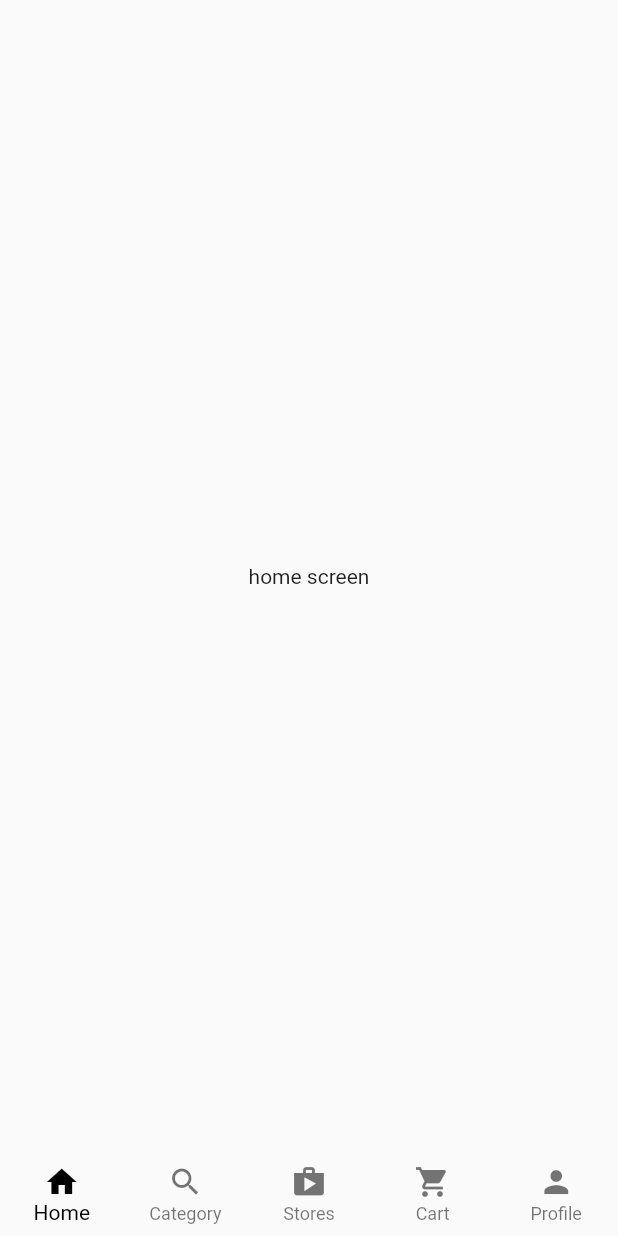
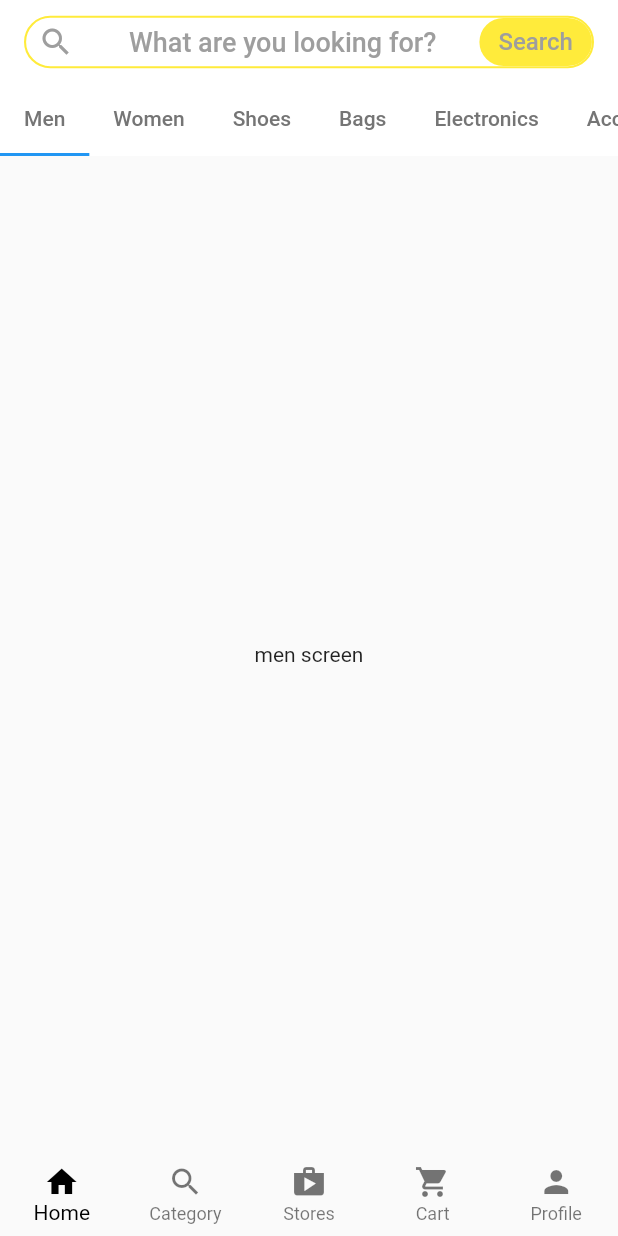
Before and after one commit to RyomaArisawa/muti_store_app, a Flutter app: the screen it shows after launch, on a phone screen of 412 x 824 dp. Run offline on Flutter 3.47's test engine with Material 2 defaults, Android fonts, the phone set to English and light mode, and no system bars.

Commit message:
lesson9-13

```diff
--- a/lib/main_screens/customer_home_screen.dart
+++ b/lib/main_screens/customer_home_screen.dart
@@ -1,4 +1,6 @@
 import 'package:flutter/material.dart';
+import 'package:multi_store_app/main_screens/category.dart';
+import 'package:multi_store_app/main_screens/home_screen.dart';
 
 class CustomerHomeScreen extends StatefulWidget {
   const CustomerHomeScreen({Key? key}) : super(key: key);
@@ -10,12 +12,8 @@ class CustomerHomeScreen extends StatefulWidget {
 class _CustomerHomeScreenState extends State<CustomerHomeScreen> {
   int _selectedIndex = 0;
   final List<Widget> _tabs = const [
-    Center(
-      child: Text('home screen'),
-    ),
-    Center(
-      child: Text('Category screen'),
-    ),
+    HomeScreen(),
+    CategoryScreen(),
     Center(
       child: Text('Stores screen'),
     ),
--- /dev/null
+++ b/lib/main_screens/home_screen.dart
@@ -0,0 +1,108 @@
+import 'package:flutter/material.dart';
+
+import '../widgets/fake_search.dart';
+
+class HomeScreen extends StatefulWidget {
+  const HomeScreen({Key? key}) : super(key: key);
+
+  @override
+  State<HomeScreen> createState() => _HomeScreenState();
+}
+
+class _HomeScreenState extends State<HomeScreen> {
+  @override
+  Widget build(BuildContext context) {
+    return DefaultTabController(
+      length: 9,
+      child: Scaffold(
+        appBar: AppBar(
+          elevation: 0,
+          backgroundColor: Colors.white,
+          title: const FakeSearch(),
+          bottom: const TabBar(
+            isScrollable: true,
+            tabs: [
+              RepeatedTab(
+                label: 'Men',
+              ),
+              RepeatedTab(
+                label: 'Women',
+              ),
+              RepeatedTab(
+                label: 'Shoes',
+              ),
+              RepeatedTab(
+                label: 'Bags',
+              ),
+              RepeatedTab(
+                label: 'Electronics',
+              ),
+              RepeatedTab(
+                label: 'Accessories',
+              ),
+              RepeatedTab(
+                label: 'Home & Garden',
+              ),
+              RepeatedTab(
+                label: 'Kids',
+              ),
+              RepeatedTab(
+                label: 'Beauty',
+              ),
+            ],
+          ),
+        ),
+        body: const TabBarView(
+          children: [
+            Center(
+              child: Text('men screen'),
+            ),
+            Center(
+              child: Text('women screen'),
+            ),
+            Center(
+              child: Text('shoes screen'),
+            ),
+            Center(
+              child: Text('bag screen'),
+            ),
+            Center(
+              child: Text('electronics screen'),
+            ),
+            Center(
+              child: Text('accessories screen'),
+            ),
+            Center(
+              child: Text('home & garden screen'),
+            ),
+            Center(
+              child: Text('kids screen'),
+            ),
+            Center(
+              child: Text('beauty screen'),
+            ),
+          ],
+        ),
+      ),
+    );
+  }
+}
+
+class RepeatedTab extends StatelessWidget {
+  const RepeatedTab({
+    Key? key,
+    required this.label,
+  }) : super(key: key);
+
+  final String label;
+
+  @override
+  Widget build(BuildContext context) {
+    return Tab(
+      child: Text(
+        label,
+        style: TextStyle(color: Colors.grey.shade600),
+      ),
+    );
+  }
+}
--- /dev/null
+++ b/lib/widgets/fake_search.dart
@@ -0,0 +1,63 @@
+import 'package:flutter/material.dart';
+
+import '../minor_screens/search.dart';
+
+class FakeSearch extends StatelessWidget {
+  const FakeSearch({
+    Key? key,
+  }) : super(key: key);
+
+  @override
+  Widget build(BuildContext context) {
+    return InkWell(
+      onTap: () {
+        Navigator.push(
+          context,
+          MaterialPageRoute(
+            builder: (context) => const SearchScreen(),
+          ),
+        );
+      },
+      child: Container(
+        height: 35,
+        decoration: BoxDecoration(
+          border: Border.all(color: Colors.yellow, width: 1.4),
+          borderRadius: BorderRadius.circular(25),
+        ),
+        child: Row(
+          mainAxisAlignment: MainAxisAlignment.spaceBetween,
+          children: [
+            const Padding(
+              padding: EdgeInsets.symmetric(horizontal: 8.0),
+              child: Icon(
+                Icons.search,
+                color: Colors.grey,
+              ),
+            ),
+            const Text(
+              'What are you looking for?',
+              style: TextStyle(
+                fontSize: 18,
+                color: Colors.grey,
+              ),
+            ),
+            Container(
+              height: 32,
+              width: 75,
+              decoration: BoxDecoration(
+                color: Colors.yellow,
+                borderRadius: BorderRadius.circular(25),
+              ),
+              child: const Center(
+                child: Text(
+                  'Search',
+                  style: TextStyle(fontSize: 16, color: Colors.grey),
+                ),
+              ),
+            )
+          ],
+        ),
+      ),
+    );
+  }
+}
```
Also changed, not shown: lib/categories/men_category.dart (added, +49 -0 lines), lib/main_screens/category.dart (added, +125 -0 lines), lib/minor_screens/search.dart (added, +24 -0 lines).
